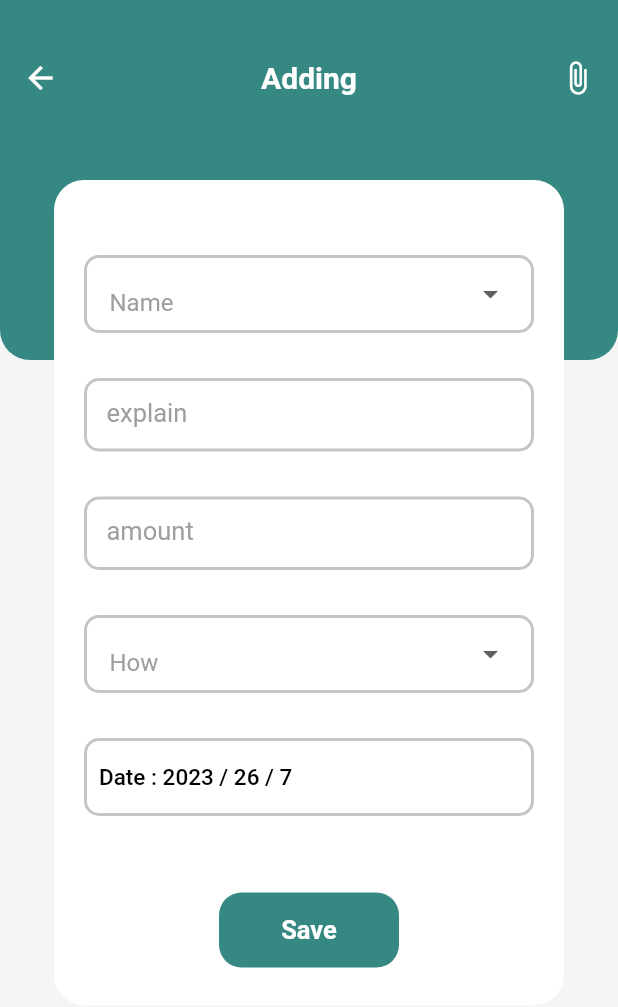
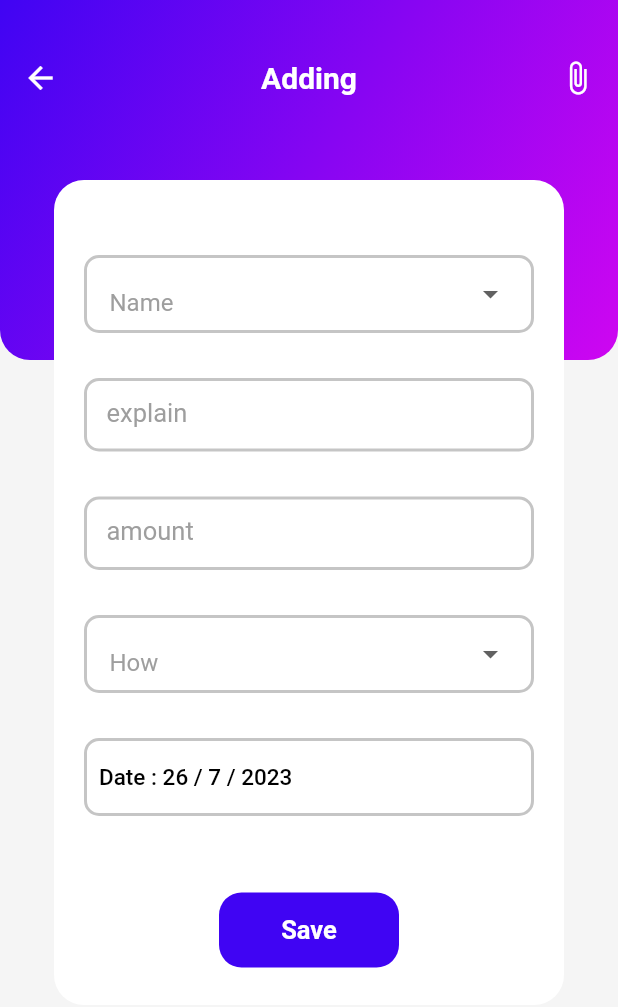
Before and after one commit to ChiccOussama/hawalati, a Flutter app: the screen it shows after launch, after a tap on the "add" icon, on a phone screen of 412 x 824 dp. Shown: the top 1007 px of the screen. Run offline on Flutter 3.47's test engine with Material 2 defaults, Android fonts, the phone set to English and light mode, and no system bars; our stand-ins replace hive, hive_flutter; accounts and stored records are empty.

Commit message:
update screens

```diff
--- a/lib/pages/add.dart
+++ b/lib/pages/add.dart
@@ -103,7 +103,7 @@ class _Add_ScreenState extends State<Add_Screen> {
         alignment: Alignment.center,
         decoration: BoxDecoration(
           borderRadius: BorderRadius.circular(15),
-          color: const Color(0xff368983),
+          color: const Color.fromARGB(255, 64, 4, 243),
         ),
         width: 120,
         height: 50,
@@ -141,7 +141,7 @@ class _Add_ScreenState extends State<Add_Screen> {
           });
         },
         child: Text(
-          'Date : ${date.year} / ${date.day} / ${date.month}',
+          'Date : ${date.day} / ${date.month} / ${date.year}',
           style: const TextStyle(
             fontSize: 15,
             color: Colors.black,
@@ -329,7 +329,14 @@ class _Add_ScreenState extends State<Add_Screen> {
           width: double.infinity,
           height: 240,
           decoration: const BoxDecoration(
-            color: Color(0xff368983),
+            gradient: LinearGradient(
+              colors: [
+                Color.fromARGB(255, 64, 4, 243),
+                Color.fromARGB(255, 206, 6, 241)
+              ],
+              begin: Alignment.topLeft,
+              end: Alignment.bottomRight,
+            ),
             borderRadius: BorderRadius.only(
               bottomLeft: Radius.circular(20),
               bottomRight: Radius.circular(20),
--- a/lib/pages/home.dart
+++ b/lib/pages/home.dart
@@ -136,7 +136,7 @@ class _HomeState extends State<Home> {
               width: double.infinity,
               height: 240,
               decoration: const BoxDecoration(
-                color: Color(0xff368983),
+                color: Color.fromARGB(255, 64, 4, 243),
                 borderRadius: BorderRadius.only(
                   bottomLeft: Radius.circular(20),
                   bottomRight: Radius.circular(20),
@@ -191,21 +191,172 @@ class _HomeState extends State<Home> {
           ],
         ),
         Positioned(
-          top: 140,
-          left: 37,
+          top: 120,
+          left: 55,
           child: Container(
             height: 170,
             width: 320,
             decoration: BoxDecoration(
               boxShadow: const [
                 BoxShadow(
-                  color: Color.fromRGBO(47, 125, 121, 0.3),
+                  color: Colors.blueAccent,
+                  offset: Offset(0, 4),
+                  blurRadius: 12,
+                  spreadRadius: 6,
+                ),
+              ],
+              gradient: const LinearGradient(
+                //* Color Pour carte
+                colors: [
+                  Color.fromARGB(255, 64, 4, 243),
+                  Color.fromARGB(255, 206, 6, 241),
+                ],
+                begin: Alignment.topLeft,
+                end: Alignment.bottomRight,
+              ),
+              borderRadius: BorderRadius.circular(15),
+            ),
+            child: Column(
+              children: [
+                const SizedBox(height: 10),
+                Padding(
+                  padding: const EdgeInsets.symmetric(horizontal: 15),
+                  child: Row(
+                    mainAxisAlignment: MainAxisAlignment.spaceBetween,
+                    children: const [
+                      Text(
+                        'Total Balance',
+                        style: TextStyle(
+                          fontWeight: FontWeight.w500,
+                          fontSize: 16,
+                          color: Colors.white,
+                        ),
+                      ),
+                      Icon(
+                        Icons.more_horiz,
+                        color: Colors.white,
+                      ),
+                    ],
+                  ),
+                ),
+                const SizedBox(height: 7),
+                Padding(
+                  padding: const EdgeInsets.only(left: 15),
+                  child: Row(
+                    children: [
+                      Text(
+                        '${total()} DA',
+                        style: const TextStyle(
+                          fontWeight: FontWeight.bold,
+                          fontSize: 25,
+                          color: Colors.white,
+                        ),
+                      ),
+                    ],
+                  ),
+                ),
+                const SizedBox(height: 25),
+                Padding(
+                  padding: const EdgeInsets.symmetric(horizontal: 15),
+                  child: Row(
+                    mainAxisAlignment: MainAxisAlignment.spaceBetween,
+                    children: [
+                      Row(
+                        children: const [
+                          CircleAvatar(
+                            radius: 13,
+                            backgroundColor: Colors.green,
+                            child: Icon(
+                              Icons.arrow_downward,
+                              color: Colors.white,
+                              size: 19,
+                            ),
+                          ),
+                          SizedBox(width: 7),
+                          Text(
+                            'Income',
+                            style: TextStyle(
+                              fontWeight: FontWeight.w500,
+                              fontSize: 16,
+                              color: Color.fromARGB(255, 216, 216, 216),
+                            ),
+                          ),
+                        ],
+                      ),
+                      Row(
+                        children: const [
+                          CircleAvatar(
+                            radius: 13,
+                            backgroundColor: Colors.red,
+                            child: Icon(
+                              Icons.arrow_upward,
+                              color: Colors.white,
+                              size: 19,
+                            ),
+                          ),
+                          SizedBox(width: 7),
+                          Text(
+                            'Expenses',
+                            style: TextStyle(
+                              fontWeight: FontWeight.w500,
+                              fontSize: 16,
+                              color: Color.fromARGB(255, 216, 216, 216),
+                            ),
+                          ),
+                        ],
+                      ),
+                    ],
+                  ),
+                ),
+                const SizedBox(height: 6),
+                Padding(
+                  padding: const EdgeInsets.symmetric(horizontal: 30),
+                  child: Row(
+                    mainAxisAlignment: MainAxisAlignment.spaceBetween,
+                    children: [
+                      Text(
+                        '${income()} DA',
+                        style: const TextStyle(
+                          fontWeight: FontWeight.w600,
+                          fontSize: 17,
+                          color: Colors.white,
+                        ),
+                      ),
+                      Text(
+                        '${expenses()} DA',
+                        style: const TextStyle(
+                          fontWeight: FontWeight.w600,
+                          fontSize: 17,
+                          color: Colors.white,
+                        ),
+                      ),
+                    ],
+                  ),
+                )
+              ],
+            ),
+          ),
+        ),
+      ],
+    );
+  }
+}
+/*
+Container(
+            height: 170,
+            width: 320,
+            decoration: BoxDecoration(
+              boxShadow: const [
+                BoxShadow(
+                  color: Colors.blue,
+                  //Color.fromRGBO(47, 125, 121, 0.3),
                   offset: Offset(0, 6),
                   blurRadius: 12,
                   spreadRadius: 6,
                 ),
               ],
-              color: const Color.fromARGB(255, 47, 125, 121),
+              color: Colors.blueAccent,
+              //const Color.fromARGB(255, 47, 125, 121),
               borderRadius: BorderRadius.circular(15),
             ),
             child: Column(
@@ -328,8 +479,4 @@ class _HomeState extends State<Home> {
               ],
             ),
           ),
-        )
-      ],
-    );
-  }
-}
+*/
--- a/lib/pages/home_page.dart
+++ b/lib/pages/home_page.dart
@@ -25,7 +25,7 @@ class _HomePageState extends State<HomePage> {
           Navigator.of(context).push(
               MaterialPageRoute(builder: (context) => const Add_Screen()));
         },
-        backgroundColor: const Color(0xff368983),
+        backgroundColor: const Color.fromARGB(255, 64, 4, 243),
         child: const Icon(Icons.add),
       ),
       floatingActionButtonLocation: FloatingActionButtonLocation.centerDocked,
@@ -47,8 +47,9 @@ class _HomePageState extends State<HomePage> {
                 child: Icon(
                   Icons.home,
                   size: 30,
-                  color:
-                      index_color == 0 ? const Color(0xff368983) : Colors.grey,
+                  color: index_color == 0
+                      ? const Color.fromARGB(255, 64, 4, 243)
+                      : Colors.grey,
                 ),
               ),
               GestureDetector(
@@ -62,8 +63,9 @@ class _HomePageState extends State<HomePage> {
                 child: Icon(
                   Icons.bar_chart_outlined,
                   size: 30,
-                  color:
-                      index_color == 1 ? const Color(0xff368983) : Colors.grey,
+                  color: index_color == 1
+                      ? const Color.fromARGB(255, 64, 4, 243)
+                      : Colors.grey,
                 ),
               ),
               const SizedBox(width: 10),
@@ -76,8 +78,9 @@ class _HomePageState extends State<HomePage> {
                 child: Icon(
                   Icons.account_balance_wallet_outlined,
                   size: 30,
-                  color:
-                      index_color == 2 ? const Color(0xff368983) : Colors.grey,
+                  color: index_color == 2
+                      ? const Color.fromARGB(255, 64, 4, 243)
+                      : Colors.grey,
                 ),
               ),
               GestureDetector(
@@ -91,8 +94,9 @@ class _HomePageState extends State<HomePage> {
                 child: Icon(
                   Icons.person_outlined,
                   size: 30,
-                  color:
-                      index_color == 3 ? const Color(0xff368983) : Colors.grey,
+                  color: index_color == 3
+                      ? const Color.fromARGB(255, 64, 4, 243)
+                      : Colors.grey,
                 ),
               ),
             ],
```
Also changed, not shown: assets/images/cardedhahabia-removebg.png (added).
